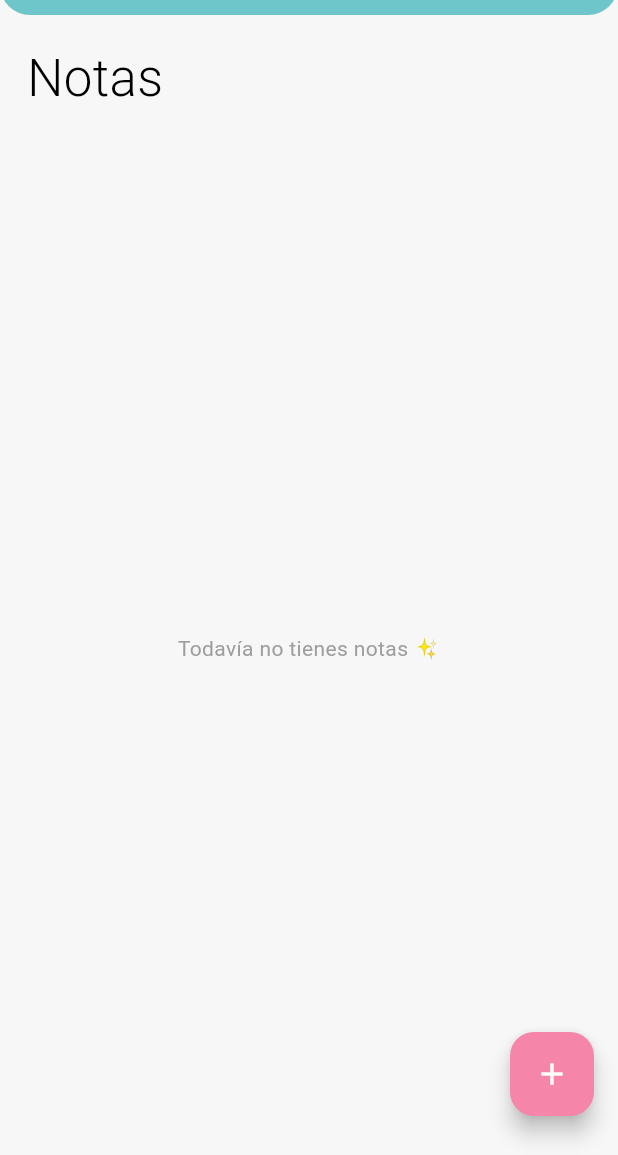
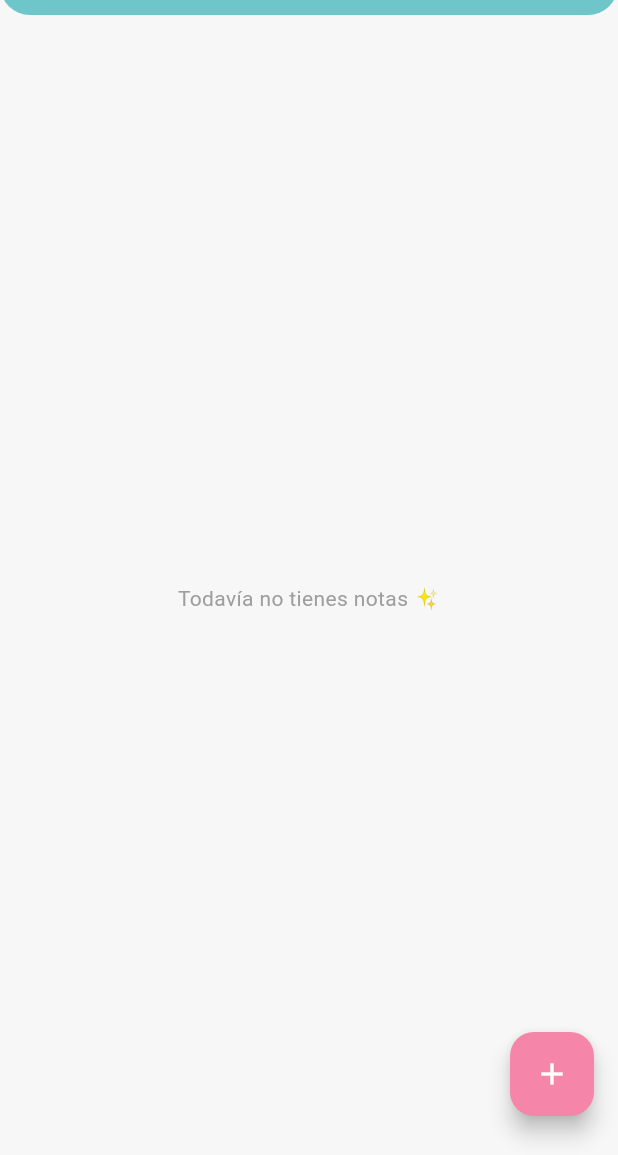
Before and after one commit to jbmquery/dailypartner, a Flutter app: the NotasPage screen opened directly, on a phone screen of 412 x 824 dp, the part 81-1236 px from its top. Run offline on Flutter 3.47's test engine with Material 3 defaults, Android fonts, the phone set to English and light mode, and no system bars; our stand-ins replace cloud_firestore, firebase_auth, firebase_core, flutter_local_notifications, flutter_timezone, rxdart and 1 more; accounts and stored records are empty.

```diff
--- a/lib/pages/notas_page.dart
+++ b/lib/pages/notas_page.dart
@@ -31,6 +31,8 @@ class _NotasPageState extends State<NotasPage> {
       useSafeArea: true,
       builder: (_) => NotasDialog(noteDoc: noteDoc),
     );
+
+    if (!mounted) return;
 
     setState(() {
       _showFab = true;
@@ -73,23 +75,6 @@ class _NotasPageState extends State<NotasPage> {
 
             const SizedBox(height: 18),
 
-            Padding(
-              padding: const EdgeInsets.symmetric(horizontal: 18),
-              child: Align(
-                alignment: Alignment.centerLeft,
-                child: Text(
-                  "Notas",
-                  style: TextStyle(
-                    fontSize: 34,
-                    fontWeight: FontWeight.w300,
-                    color: theme.colorScheme.onBackground,
-                  ),
-                ),
-              ),
-            ),
-
-            const SizedBox(height: 18),
-
             Expanded(
               child: StreamBuilder<QuerySnapshot>(
                 stream: FirebaseFirestore.instance
@@ -98,15 +83,27 @@ class _NotasPageState extends State<NotasPage> {
                     .orderBy("fecha_creacion", descending: true)
                     .snapshots(),
                 builder: (context, snapshot) {
-                  // 🔥 loading
-                  if (snapshot.connectionState == ConnectionState.waiting) {
+                  // 🔥 loading inicial
+                  if (snapshot.connectionState == ConnectionState.waiting &&
+                      !snapshot.hasData) {
                     return const Center(child: CircularProgressIndicator());
                   }
 
-                  // 🔥 evita crashes
-                  if (!snapshot.hasData ||
-                      snapshot.data == null ||
-                      snapshot.data!.docs.isEmpty) {
+                  // 🔥 error
+                  if (snapshot.hasError) {
+                    return Center(
+                      child: Text(
+                        "Error cargando notas",
+                        style: TextStyle(color: theme.colorScheme.outline),
+                      ),
+                    );
+                  }
+
+                  // 🔥 docs seguros
+                  final docs = snapshot.data?.docs ?? [];
+
+                  // 🔥 vacío real
+                  if (docs.isEmpty) {
                     return Center(
                       child: Text(
                         "Todavía no tienes notas ✨",
@@ -117,8 +114,6 @@ class _NotasPageState extends State<NotasPage> {
                       ),
                     );
                   }
-
-                  final docs = snapshot.data!.docs;
 
                   return GridView.builder(
                     padding: const EdgeInsets.fromLTRB(16, 0, 16, 120),
@@ -137,7 +132,7 @@ class _NotasPageState extends State<NotasPage> {
 
                       final titulo = data["titulo"] ?? "Sin título";
                       final cuerpo = data["cuerpo"] ?? "";
-                      final fecha = data["fecha_creacion"];
+                      final fecha = data["fecha_creacion"] as Timestamp?;
 
                       return GestureDetector(
                         onTap: () => openDialog(noteDoc: doc),
@@ -154,16 +149,17 @@ class _NotasPageState extends State<NotasPage> {
                               ),
                             ],
                           ),
-
                           child: Column(
                             crossAxisAlignment: CrossAxisAlignment.start,
                             children: [
                               Text(
-                                titulo,
+                                titulo.toString().trim().isEmpty
+                                    ? "Sin título"
+                                    : titulo,
                                 maxLines: 2,
                                 overflow: TextOverflow.ellipsis,
                                 style: TextStyle(
-                                  fontSize: 22,
+                                  fontSize: 18,
                                   fontWeight: FontWeight.w500,
                                   color: theme.colorScheme.onSurface,
                                 ),
@@ -173,7 +169,9 @@ class _NotasPageState extends State<NotasPage> {
 
                               Expanded(
                                 child: Text(
-                                  cuerpo.isEmpty ? "Sin contenido" : cuerpo,
+                                  cuerpo.toString().trim().isEmpty
+                                      ? "Sin contenido"
+                                      : cuerpo,
                                   maxLines: 7,
                                   overflow: TextOverflow.ellipsis,
                                   style: TextStyle(
```
